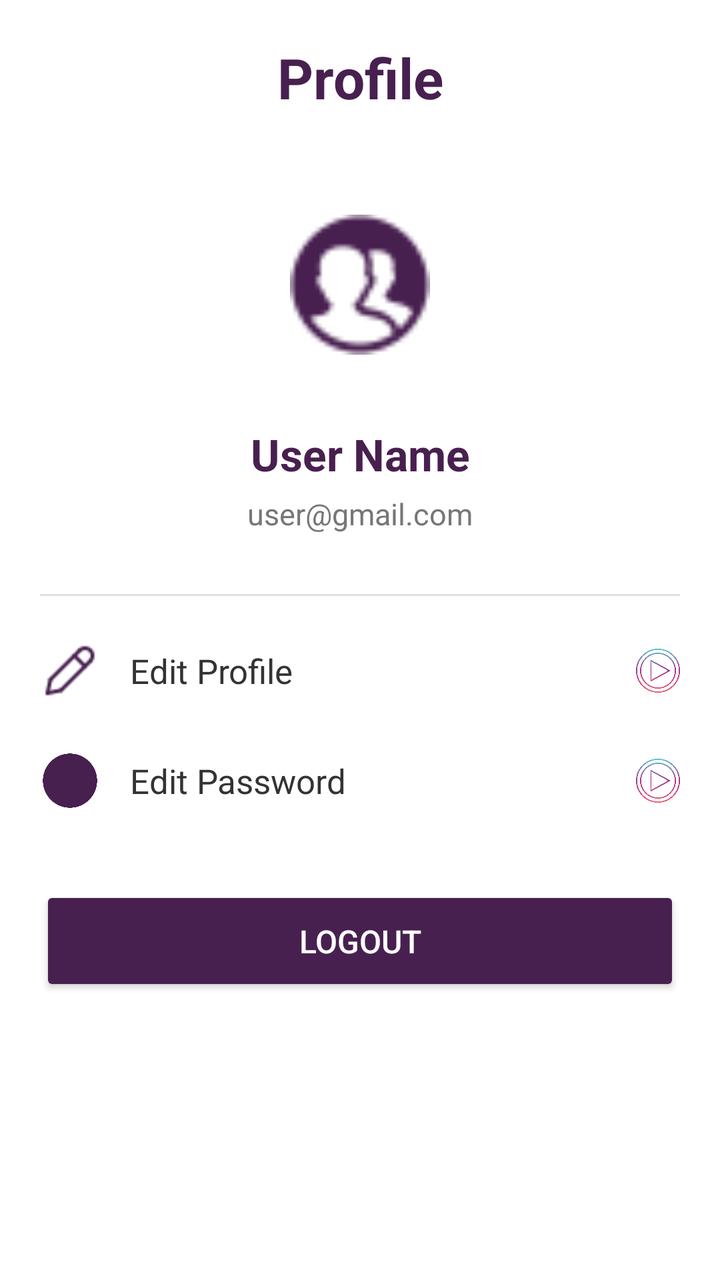
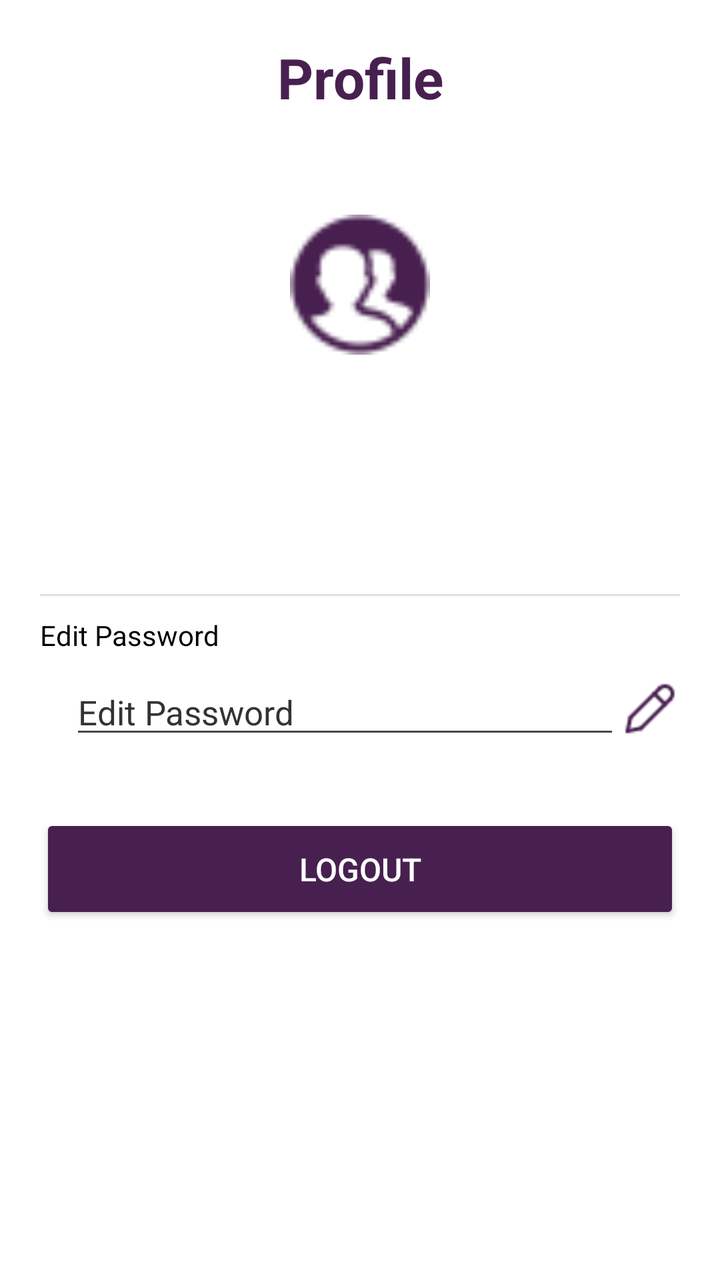

Screens rendered from an Android XML layout before and after an edit, with the pre-edit source and the edit as a unified diff.
<!-- AndroidManifest.xml: application theme Theme.MyApplication -->
<!-- res/layout/activity_profile.xml -->
<?xml version="1.0" encoding="utf-8"?>
<LinearLayout xmlns:android="http://schemas.android.com/apk/res/android"
    xmlns:app="http://schemas.android.com/apk/res-auto"
    xmlns:tools="http://schemas.android.com/tools"

    android:id="@+id/main"
    android:layout_width="match_parent"
    android:layout_height="match_parent"

    android:orientation="vertical"
    android:padding="20dp"
    android:background="#FFFFFF"
    android:layout_margin="20dp"
    tools:context=".Profile">


    
    
    

    <TextView
        android:layout_width="match_parent"
        android:layout_height="wrap_content"

        android:text="Profile"
        android:textSize="28sp"
        android:textStyle="bold"
        android:textColor="#482050"

        android:gravity="center"

        android:layout_marginBottom="30dp" />


    
    
    

    <ImageView
        android:id="@+id/profileImage"

        android:layout_width="110dp"
        android:layout_height="110dp"

        android:layout_gravity="center"

        android:src="@drawable/round"
        android:scaleType="centerCrop"


        android:padding="20dp" />


    
    
    

    <TextView
        android:id="@+id/profileName"

        android:layout_width="match_parent"
        android:layout_height="wrap_content"

        android:text="User Name"

        android:textSize="22sp"
        android:textStyle="bold"
        android:textColor="#482050"

        android:gravity="center"

        android:layout_marginTop="15dp" />


    
    
    

    <TextView
        android:id="@+id/profileEmail"

        android:layout_width="match_parent"
        android:layout_height="wrap_content"

        android:text="user@gmail.com"

        android:textSize="15sp"
        android:textColor="#777777"

        android:gravity="center"

        android:layout_marginTop="5dp" />


    
    
    

    <View
        android:layout_width="match_parent"
        android:layout_height="1dp"

        android:background="#E0E0E0"

        android:layout_marginTop="30dp"
        android:layout_marginBottom="10dp" />


    
    
    

    <LinearLayout
        android:id="@+id/editProfile"

        android:layout_width="match_parent"
        android:layout_height="55dp"

        android:orientation="horizontal"
        android:gravity="center_vertical"

        android:clickable="true"
        android:focusable="true">


        <ImageView
            android:layout_width="30dp"
            android:layout_height="30dp"

            android:src="@drawable/ic_edit"
            app:tint="#482050" />


        <TextView
            android:layout_width="0dp"
            android:layout_height="wrap_content"

            android:layout_weight="1"

            android:text="Edit Profile"
            android:textSize="17sp"
            android:textColor="#333333"

            android:layout_marginStart="15dp" />


        <ImageView
            android:layout_width="22dp"
            android:layout_height="22dp"

            android:src="@drawable/ic_media_play" />

    </LinearLayout>


    
    
    

    <LinearLayout
        android:id="@+id/profileSettings"

        android:layout_width="match_parent"
        android:layout_height="55dp"

        android:orientation="horizontal"
        android:gravity="center_vertical"

        android:clickable="true"
        android:focusable="true">


        <ImageView
            android:layout_width="30dp"
            android:layout_height="30dp"

            android:src="@drawable/settings"
            app:tint="#482050" />


        <TextView
            android:layout_width="0dp"
            android:layout_height="wrap_content"

            android:layout_weight="1"

            android:text="Edit Password"
            android:textSize="17sp"
            android:textColor="#333333"

            android:layout_marginStart="15dp" />


        <ImageView
            android:layout_width="22dp"
            android:layout_height="22dp"

            android:src="@drawable/ic_media_play" />

    </LinearLayout>


    
    
    

    <Button
        android:id="@+id/logoutButton"

        android:layout_width="match_parent"
        android:layout_height="55dp"

        android:text="Logout"
        android:textSize="16sp"
        android:textColor="#FFFFFF"

        android:layout_marginTop="25dp"

        android:backgroundTint="#482050" />


</LinearLayout>
<!-- resources referenced by this layout -->
<resources>
  <!-- drawable ic_edit: png bitmap (drawable, 751 bytes) -->
  <!-- drawable ic_media_play: png bitmap (drawable, 47507 bytes) -->
  <!-- drawable round: png bitmap (drawable, 1488 bytes) -->
  <!-- drawable settings: png bitmap (drawable, 21078 bytes) -->
  <style name="Theme.MyApplication" parent="Base.Theme.MyApplication" />
  <style name="Base.Theme.MyApplication" parent="Theme.Material3.DayNight.NoActionBar">
          
          
      </style>
</resources>

<!-- the commit's change to res/layout/activity_profile.xml (unified diff, before → after) -->
@@ -61,7 +61,7 @@
         android:layout_width="match_parent"
         android:layout_height="wrap_content"
 
-        android:text="User Name"
+
 
         android:textSize="22sp"
         android:textStyle="bold"
@@ -81,12 +81,10 @@
 
         android:layout_width="match_parent"
         android:layout_height="wrap_content"
-
-        android:text="user@gmail.com"
-
         android:textSize="15sp"
         android:textColor="#777777"
-
+        android:clickable="true"
+        android:focusable="true"
         android:gravity="center"
 
         android:layout_marginTop="5dp" />
@@ -110,52 +108,19 @@
     
     
 
-    <LinearLayout
-        android:id="@+id/editProfile"
-
-        android:layout_width="match_parent"
-        android:layout_height="55dp"
-
-        android:orientation="horizontal"
-        android:gravity="center_vertical"
-
-        android:clickable="true"
-        android:focusable="true">
-
-
-        <ImageView
-            android:layout_width="30dp"
-            android:layout_height="30dp"
-
-            android:src="@drawable/ic_edit"
-            app:tint="#482050" />
-
-
-        <TextView
-            android:layout_width="0dp"
-            android:layout_height="wrap_content"
-
-            android:layout_weight="1"
-
-            android:text="Edit Profile"
-            android:textSize="17sp"
-            android:textColor="#333333"
-
-            android:layout_marginStart="15dp" />
-
-
-        <ImageView
-            android:layout_width="22dp"
-            android:layout_height="22dp"
-
-            android:src="@drawable/ic_media_play" />
-
-    </LinearLayout>
 
 
     
     
     
+    <TextView
+        android:layout_width="match_parent"
+        android:layout_height="wrap_content"
+        android:text="Edit Password"
+        android:textColor="@color/black"
+        android:layout_gravity="left"/>
+
+
 
     <LinearLayout
         android:id="@+id/profileSettings"
@@ -170,20 +135,13 @@
         android:focusable="true">
 
 
-        <ImageView
-            android:layout_width="30dp"
-            android:layout_height="30dp"
 
-            android:src="@drawable/settings"
-            app:tint="#482050" />
-
-
-        <TextView
+        <EditText
             android:layout_width="0dp"
             android:layout_height="wrap_content"
 
             android:layout_weight="1"
-
+            android:id="@+id/editPassword"
             android:text="Edit Password"
             android:textSize="17sp"
             android:textColor="#333333"
@@ -192,11 +150,11 @@
 
 
         <ImageView
-            android:layout_width="22dp"
-            android:layout_height="22dp"
-
-            android:src="@drawable/ic_media_play" />
-
+            android:layout_width="30dp"
+            android:layout_height="30dp"
+            android:id="@+id/editPasswordButton"
+            android:src="@drawable/ic_edit"
+            app:tint="#482050" />
     </LinearLayout>
 
 
<!-- resource entries referenced after the edit -->
@@ -1,9 +1,8 @@
 <!-- resources referenced by this layout -->
 <resources>
+  <color name="black">#FF000000</color>
   <!-- drawable ic_edit: png bitmap (drawable, 751 bytes) -->
-  <!-- drawable ic_media_play: png bitmap (drawable, 47507 bytes) -->
   <!-- drawable round: png bitmap (drawable, 1488 bytes) -->
-  <!-- drawable settings: png bitmap (drawable, 21078 bytes) -->
   <style name="Theme.MyApplication" parent="Base.Theme.MyApplication" />
   <style name="Base.Theme.MyApplication" parent="Theme.Material3.DayNight.NoActionBar">
           
